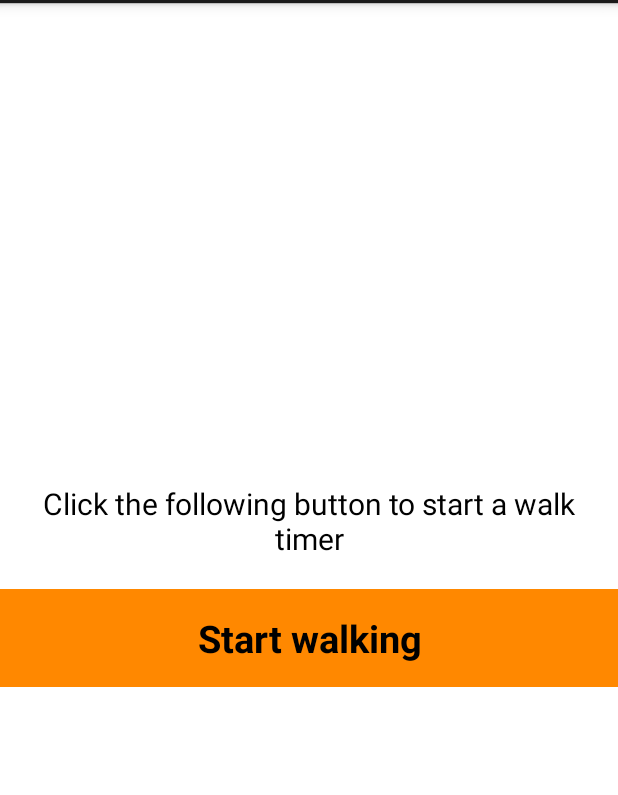
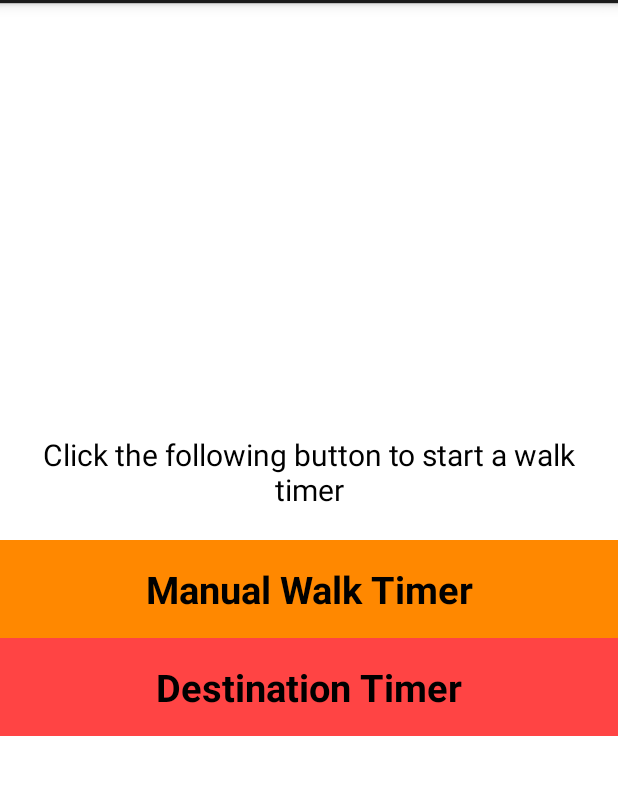
Before and after one commit to benabbon/PennSafety, an Android app: the fragment WalkTimerFragment shown on its own in the app's theme, on a phone screen of 412 x 824 dp, the part 69-864 px from its top. Run offline under Robolectric (Android 15) with nearby library versions, the phone set to English and light mode, and no system bars; 2 statements that could not run were skipped.

Commit message:
Fixing timer, Adding options for manual and destination based timers

```diff
--- a/app/src/main/AndroidManifest.xml
+++ b/app/src/main/AndroidManifest.xml
@@ -88,7 +88,8 @@
         </activity>
         <activity
             android:name=".walkTimer.WalkTimerMapActivity"
-            android:label="@string/title_activity_walkTimer_map">
+            android:label="@string/title_activity_walkTimer_map"
+            android:screenOrientation="portrait">
         </activity>
     </application>
 
--- a/app/src/main/res/layout/fragment_walk_timer_main.xml
+++ b/app/src/main/res/layout/fragment_walk_timer_main.xml
@@ -27,7 +27,7 @@
             />
 
         <Button
-            android:id="@+id/walk_timer_main_button"
+            android:id="@+id/manual_walk_timer_button"
             android:layout_width="fill_parent"
             android:layout_height="wrap_content"
             android:layout_gravity="center"
@@ -36,7 +36,22 @@
             android:paddingBottom="15dp"
             android:paddingTop="15dp"
             android:singleLine="false"
-            android:text="@string/walk_timer_main_start_button"
+            android:text="@string/manual_walk_timer_button"
+            android:textSize="25sp"
+            android:textStyle="bold"
+            android:onClick="onManualTimerButtonClick"/>
+
+        <Button
+            android:id="@+id/dest_walk_timer_button"
+            android:layout_width="fill_parent"
+            android:layout_height="wrap_content"
+            android:layout_gravity="center"
+            android:background="@android:color/holo_red_light"
+            android:gravity="center_vertical|center_horizontal|fill_vertical"
+            android:paddingBottom="15dp"
+            android:paddingTop="15dp"
+            android:singleLine="false"
+            android:text="@string/dest_walk_timer_button"
             android:textSize="25sp"
             android:textStyle="bold"/>
     </LinearLayout>
--- a/app/src/main/res/values/strings.xml
+++ b/app/src/main/res/values/strings.xml
@@ -50,6 +50,9 @@
     <string name="title_fragment_walk_timer_main">Walk timer</string>
     <string name="title_activity_walkTimer_map">Walk timer</string>
     <string name="walk_timer_main_text">Click the following button to start a walk timer</string>
-    <string name="walk_timer_main_start_button">Start walking</string>
+    <string name="manual_walk_timer_button">Manual Walk Timer</string>
+    <string name="dest_walk_timer_button">Destination Timer</string>
+    <string name="manual_timer_title">Set Timer</string>
+    <string name="manual_timer_message">Set Manual Time</string>
 
 </resources>
```
Also changed, not shown: app/src/main/java/com/android/pennaed/walkTimer/WalkTimerMapActivity.java (+11 -3 lines).
